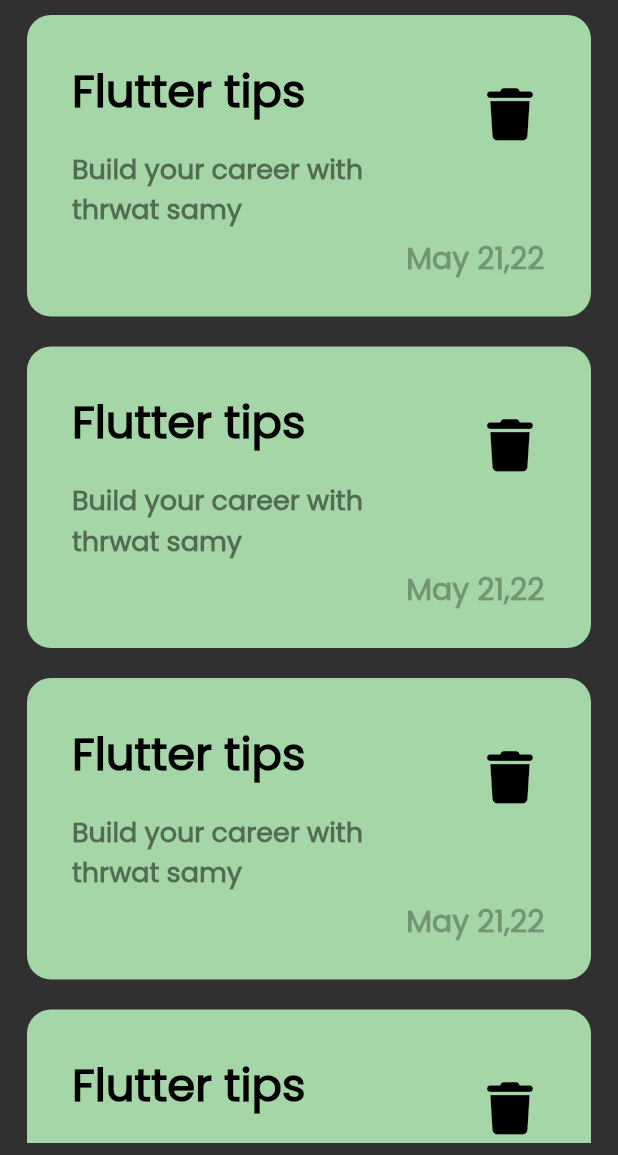
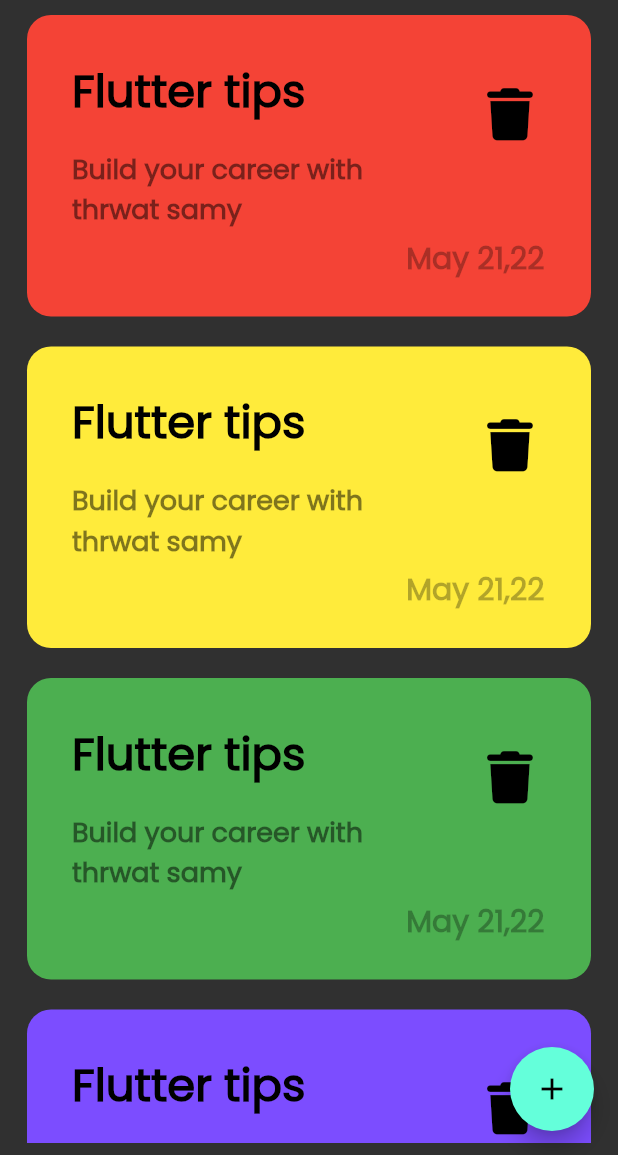
Before and after one commit to elsayedmohamed/notes_app, a Flutter app: the screen it shows after launch, on a phone screen of 412 x 824 dp, the part 81-1236 px from its top. Run offline on Flutter 3.47's test engine with Material 2 defaults, Android fonts, the phone set to English and light mode, and no system bars; our stand-ins replace font_awesome_flutter.

Commit message:
add floating action button and notes color

```diff
--- a/lib/views/notes_view.dart
+++ b/lib/views/notes_view.dart
@@ -7,9 +7,13 @@ class NotesView extends StatelessWidget {
 
   @override
   Widget build(BuildContext context) {
-    return const SafeArea(
+    return SafeArea(
       child: Scaffold(
-        body: NotesViewBody(),
+        body: const NotesViewBody(),
+        floatingActionButton: FloatingActionButton(
+          onPressed: () {},
+          child: const Icon(Icons.add),
+        ),
       ),
     );
   }
--- a/lib/views/widgets/custom_appbar.dart
+++ b/lib/views/widgets/custom_appbar.dart
@@ -11,9 +11,9 @@ class CustomAppBar extends StatelessWidget {
     return Padding(
       padding: const EdgeInsets.all(8.0),
       child: Column(
-        children: [
-          const CustomAppBarItem(),
-          const SizedBox(
+        children: const [
+          CustomAppBarItem(),
+          SizedBox(
             height: 20,
           ),
 
--- a/lib/views/widgets/custom_note_item.dart
+++ b/lib/views/widgets/custom_note_item.dart
@@ -2,8 +2,8 @@ import 'package:flutter/material.dart';
 import 'package:font_awesome_flutter/font_awesome_flutter.dart';
 
 class NoteItem extends StatelessWidget {
-  const NoteItem({super.key});
-
+  const NoteItem({super.key, required this.noteColor});
+  final Color noteColor;
   @override
   Widget build(BuildContext context) {
     return Container(
@@ -11,7 +11,7 @@ class NoteItem extends StatelessWidget {
       padding: const EdgeInsets.symmetric(horizontal: 6, vertical: 16),
       width: double.infinity,
       decoration: BoxDecoration(
-        color: Colors.green.shade200,
+        color:noteColor,
         borderRadius: BorderRadius.circular(16),
       ),
       child: Padding(
@@ -49,7 +49,7 @@ class NoteItem extends StatelessWidget {
               ),
               style: ListTileStyle.list,
             ),
-           //const Spacer(),
+            //const Spacer(),
             Padding(
               padding: const EdgeInsets.only(right: 17),
               child: Text(
--- a/lib/views/widgets/notes_view_body.dart
+++ b/lib/views/widgets/notes_view_body.dart
@@ -13,7 +13,7 @@ class NotesViewBody extends StatelessWidget {
       child: Column(
         children: const [
           CustomAppBarItem(),
-         Expanded(child: NoteItemListView()),
+          Expanded(child: NoteItemListView()),
         ],
       ),
     );
@@ -22,11 +22,17 @@ class NotesViewBody extends StatelessWidget {
 
 class NoteItemListView extends StatelessWidget {
   const NoteItemListView({super.key});
-
+  final listColor = const [
+    Colors.red,
+    Colors.yellow,
+    Colors.green,
+    Colors.deepPurpleAccent
+  ];
   @override
   Widget build(BuildContext context) {
     return ListView.builder(
-      itemBuilder: (context, index) => const NoteItem(),
+      itemCount: listColor.length,
+      itemBuilder: (context, index) =>  NoteItem(noteColor: listColor[index]),
     );
   }
 }
```
